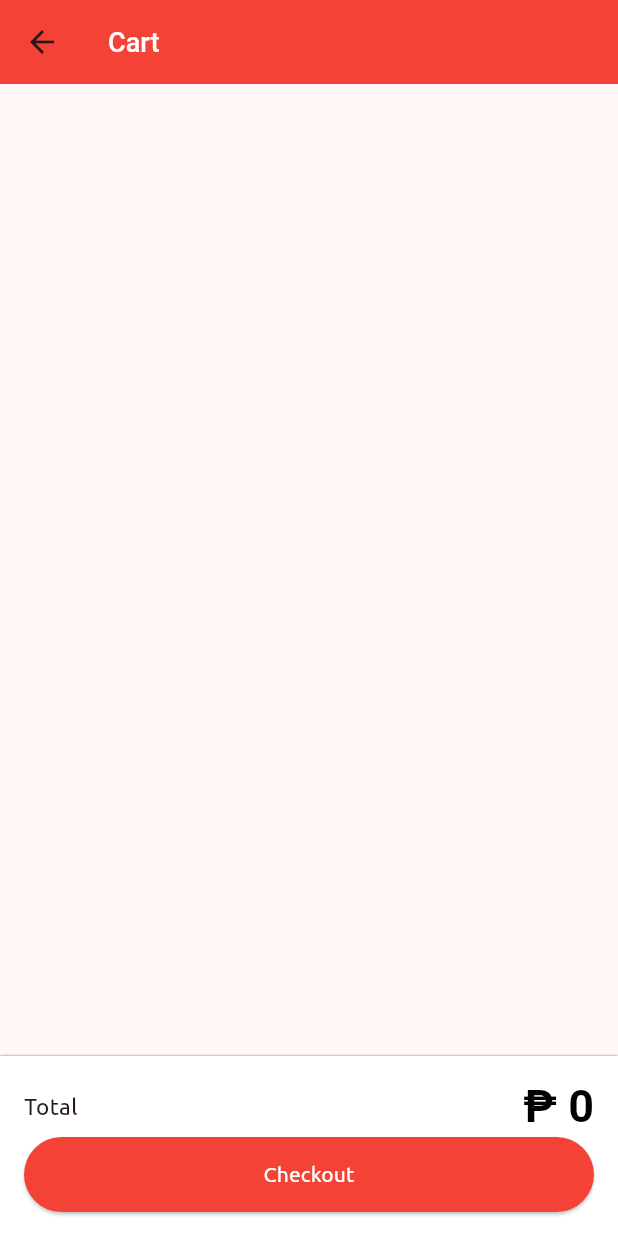
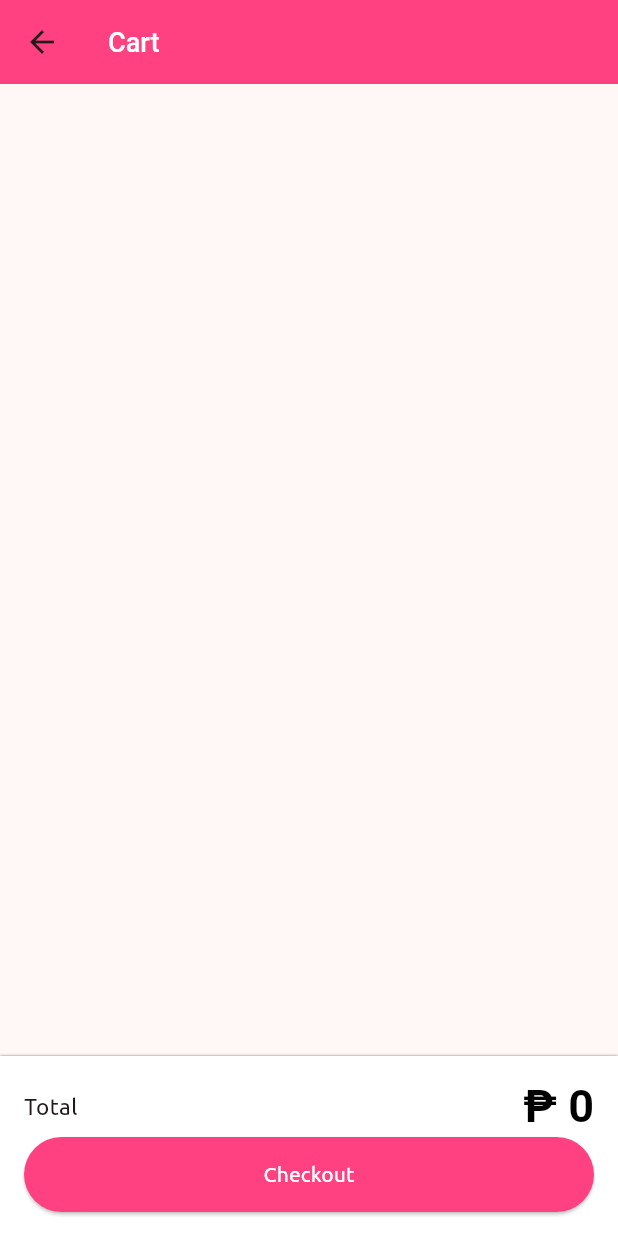
Before and after one commit to deveights/scannic, a Flutter app: the CartScreen screen opened directly, on a phone screen of 412 x 824 dp. Run offline on Flutter 3.47's test engine with Material 3 defaults, Android fonts, the phone set to English and light mode, and no system bars; our stand-ins replace badges, lottie, stylish_bottom_bar; missing offline and left inert: mobile_scanner, qr_scanner_overlay.

Commit message:
change theme color

```diff
--- a/lib/screens/cart_screen.dart
+++ b/lib/screens/cart_screen.dart
@@ -3,8 +3,15 @@ import 'package:provider/provider.dart';
 import 'package:scannic/providers/cart_provider.dart';
 import 'package:scannic/screens/success_screen.dart';
 
-class CartScreen extends StatelessWidget {
+class CartScreen extends StatefulWidget {
   const CartScreen({super.key});
+
+  @override
+  State<CartScreen> createState() => _CartScreenState();
+}
+
+class _CartScreenState extends State<CartScreen> {
+  bool isLoading = false;
 
   @override
   Widget build(BuildContext context) {
@@ -74,7 +81,7 @@ class CartScreen extends StatelessWidget {
                                           text: '₱ ${product.price}',
                                           style: TextStyle(
                                             fontWeight: FontWeight.bold,
-                                            fontSize: 30,
+                                            fontSize: 25,
                                             color: Colors.black,
                                           ),
                                         ),
@@ -183,11 +190,6 @@ class CartScreen extends StatelessWidget {
                         ),
                         Spacer(),
                         ElevatedButton(
-                          style: ElevatedButton.styleFrom(
-                            minimumSize: Size(size.width, 50),
-                            backgroundColor: Colors.red,
-                            foregroundColor: Colors.white,
-                          ),
                           onPressed: () {
                             Navigator.of(context).push(
                               MaterialPageRoute(
@@ -195,7 +197,13 @@ class CartScreen extends StatelessWidget {
                               ),
                             );
                           },
-                          child: Text('Checkout'),
+                          child:
+                              isLoading
+                                  ? Transform.scale(
+                                    scale: 0.6,
+                                    child: CircularProgressIndicator(),
+                                  )
+                                  : Text('Checkout'),
                         ),
                       ],
                     ),
--- a/pubspec.yaml
+++ b/pubspec.yaml
@@ -40,6 +40,8 @@ dependencies:
   provider: ^6.1.2
   badges: ^3.1.2
   lottie: ^3.3.1
+  shared_preferences: ^2.5.2
+  flutter_inappwebview: ^6.1.5
 
 dev_dependencies:
   flutter_test:
```
Also changed, not shown: lib/main.dart (+12 -4 lines), lib/screens/item_details_screen.dart (+6 -6 lines), lib/screens/item_screen.dart (+76 -76 lines), lib/screens/success_screen.dart (+40 -14 lines), pubspec.lock, 3 other files.
